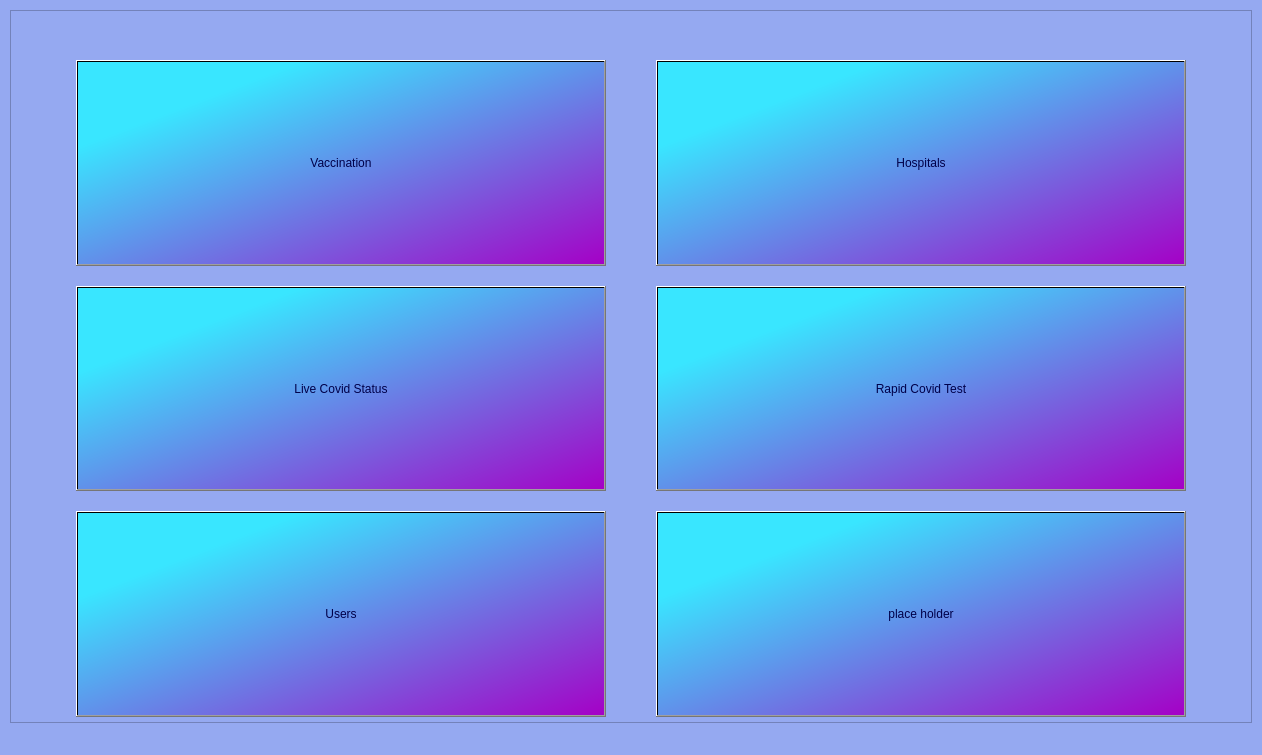
The window that Forms/dashboard.ui (ayush-regmi/CoviCURE) describes before a commit, drawn with Qt 5.
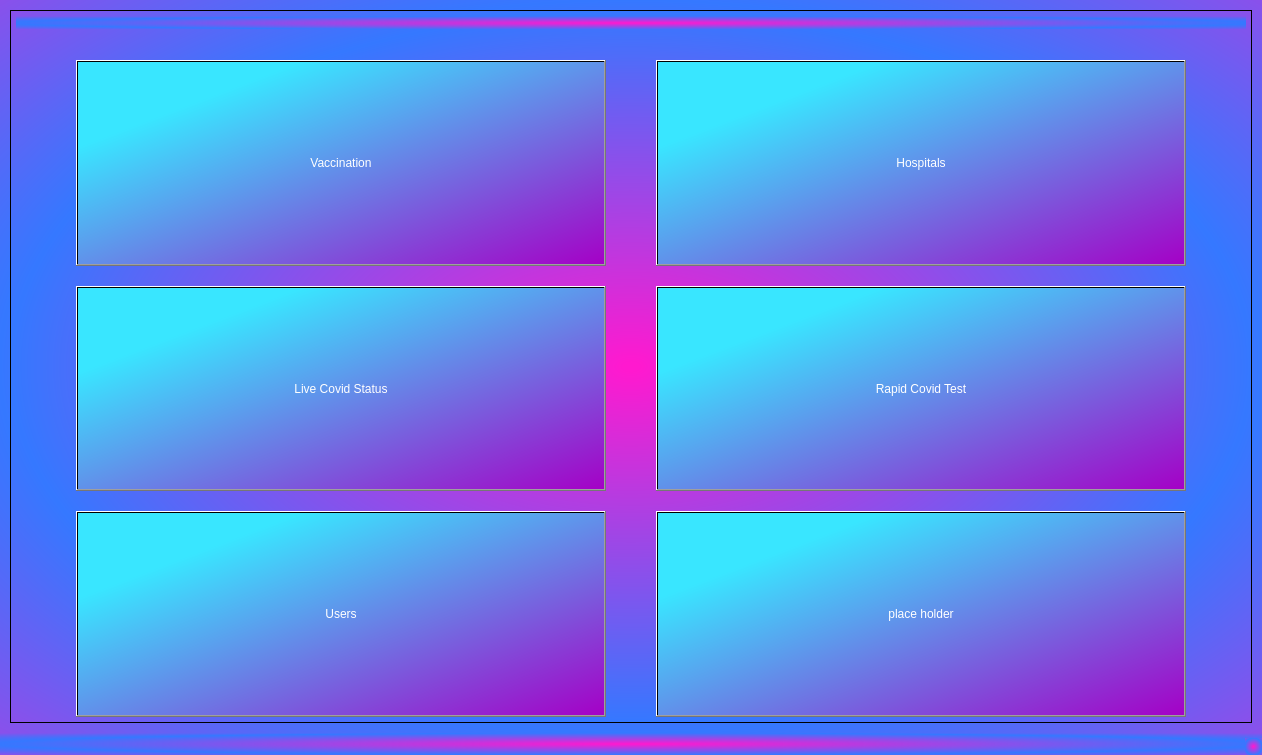
The same window after the commit. Icons and pictures are not drawn.

Commit message: Edited Dashboard images and changed some backgrond colors

Diff of the .ui file:
```diff
--- a/Forms/dashboard.ui
+++ b/Forms/dashboard.ui
@@ -24,7 +24,7 @@
     <normaloff>../../../Downloads/mask.png</normaloff>../../../Downloads/mask.png</iconset>
   </property>
   <property name="styleSheet">
-   <string notr="true">background-color: rgb(149, 169, 241);</string>
+   <string notr="true">background-color: qradialgradient(spread:reflect, cx:0.5, cy:0.5, radius:0.5, fx:0.5, fy:0.5, stop:0.0113636 rgba(255, 25, 207, 255), stop:1 rgba(53, 120, 255, 255));</string>
   </property>
   <widget class="QWidget" name="centralwidget">
    <layout class="QGridLayout" name="gridLayout">
@@ -129,7 +129,7 @@
             </property>
             <property name="styleSheet">
              <string notr="true">font: 26pt &quot;Cooper Black&quot;;
-color: rgb(0, 0, 73);
+color: rgb(255, 255, 255);
 background-color: qlineargradient(spread:pad, x1:0, y1:0, x2:1, y2:1, stop:0.210227 rgba(57, 230, 255, 255), stop:1 rgba(165, 0, 198, 255));</string>
             </property>
             <property name="text">
@@ -159,7 +159,7 @@
             </property>
             <property name="styleSheet">
              <string notr="true">font: 26pt &quot;Cooper Black&quot;;
-color: rgb(0, 0, 73);
+color: rgb(255, 255, 255);
 background-color: qlineargradient(spread:pad, x1:0, y1:0, x2:1, y2:1, stop:0.210227 rgba(57, 230, 255, 255), stop:1 rgba(165, 0, 198, 255));</string>
             </property>
             <property name="text">
@@ -186,7 +186,7 @@
             </property>
             <property name="styleSheet">
              <string notr="true">font: 26pt &quot;Cooper Black&quot;;
-color: rgb(0, 0, 73);
+color: rgb(255, 255, 255);
 background-color: qlineargradient(spread:pad, x1:0, y1:0, x2:1, y2:1, stop:0.210227 rgba(57, 230, 255, 255), stop:1 rgba(165, 0, 198, 255));</string>
             </property>
             <property name="text">
@@ -229,7 +229,7 @@
             </property>
             <property name="styleSheet">
              <string notr="true">font: 26pt &quot;Cooper Black&quot;;
-color: rgb(0, 0, 73);
+color: rgb(255, 255, 255);
 background-color: qlineargradient(spread:pad, x1:0, y1:0, x2:1, y2:1, stop:0.210227 rgba(57, 230, 255, 255), stop:1 rgba(165, 0, 198, 255));</string>
             </property>
             <property name="text">
@@ -256,7 +256,7 @@
             </property>
             <property name="styleSheet">
              <string notr="true">font: 26pt &quot;Cooper Black&quot;;
-color: rgb(0, 0, 73);
+color: rgb(255, 255, 255);
 background-color: qlineargradient(spread:pad, x1:0, y1:0, x2:1, y2:1, stop:0.210227 rgba(57, 230, 255, 255), stop:1 rgba(165, 0, 198, 255));</string>
             </property>
             <property name="text">
@@ -290,7 +290,7 @@
             </property>
             <property name="styleSheet">
              <string notr="true">font: 26pt &quot;Cooper Black&quot;;
-color: rgb(0, 0, 73);
+color: rgb(255, 255, 255);
 background-color: qlineargradient(spread:pad, x1:0, y1:0, x2:1, y2:1, stop:0.210227 rgba(57, 230, 255, 255), stop:1 rgba(165, 0, 198, 255));</string>
             </property>
             <property name="text">
```
The commit also changes 8 other files.
